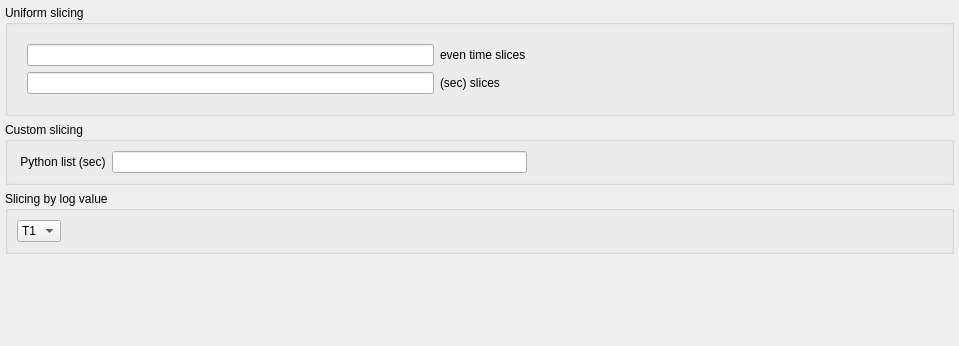
mantidproject/mantid, file MantidQt/CustomInterfaces/inc/MantidQtCustomInterfaces/Reflectometry/ReflEventWidget.ui: the form before one commit.
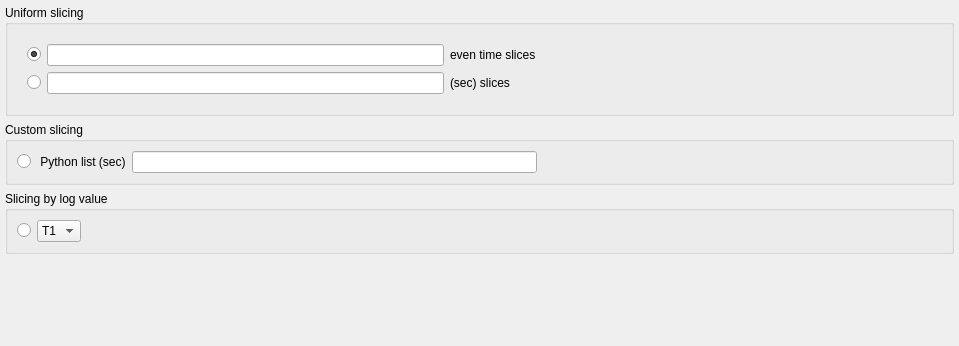
The form after the commit.

Commit message: Re #18500 Added radio buttons to options + toggling mechanism

Diff of the .ui file:
```diff
--- a/MantidQt/CustomInterfaces/inc/MantidQtCustomInterfaces/Reflectometry/ReflEventWidget.ui
+++ b/MantidQt/CustomInterfaces/inc/MantidQtCustomInterfaces/Reflectometry/ReflEventWidget.ui
@@ -29,23 +29,30 @@
                   <number>10</number>
                 </property>
                 <item row="0" column="0">
-                  <widget class="QLineEdit" name="uniformEvenTimeSlicesEdit">
-                    <property name="sizeHint" stdset="0">
-                      <size>
-                        <width>10</width>
-                        <height>10</height>
-                      </size>
+                  <widget class="QRadioButton" name="uniformEvenTimeSlicesRadioButton">
+                    <property name="checked">
+                      <bool>true</bool>
                     </property>
                   </widget>
                 </item>
                 <item row="0" column="1">
+                  <widget class="QLineEdit" name="uniformEvenTimeSlicesEdit">
+                    <property name="sizeHint" stdset="0">
+                      <size>
+                        <width>10</width>
+                        <height>10</height>
+                      </size>
+                    </property>
+                  </widget>
+                </item>
+                <item row="0" column="2">
                   <widget class="QLabel" name="uniformEvenTimeSlicesLabel">
                     <property name="text">
                       <string>even time slices</string>
                     </property>
                   </widget>
                 </item>
-                <item row="0" column="2">
+                <item row="0" column="3">
                   <spacer name="uniformEvenTimeSlicesSpacer">
                     <property name="orientation">
                       <enum>Qt::Horizontal</enum>
@@ -59,23 +66,30 @@
                   </spacer>
                 </item>
                 <item row="1" column="0">
-                  <widget class="QLineEdit" name="uniformTimeSlicesEdit">
-                    <property name="sizeHint" stdset="0">
-                      <size>
-                        <width>10</width>
-                        <height>10</height>
-                      </size>
-                    </property>
+                  <widget class="QRadioButton" name="uniformTimeSlicesRadioButton">
+                    <attribute name="buttonGroup">
+                      <string notr="true">slicingOptionsButtonGroup</string>
+                    </attribute>
                   </widget>
                 </item>
                 <item row="1" column="1">
+                  <widget class="QLineEdit" name="uniformTimeSlicesEdit">
+                    <property name="sizeHint" stdset="0">
+                      <size>
+                        <width>10</width>
+                        <height>10</height>
+                      </size>
+                    </property>
+                  </widget>
+                </item>
+                <item row="1" column="2">
                   <widget class="QLabel" name="uniformTimeSlicesLabel">
                     <property name="text">
                       <string>(sec) slices</string>
                     </property>
                   </widget>
                 </item>
-                <item row="1" column="2">
+                <item row="1" column="3">
                   <spacer name="uniformTimeSlicesSpacer">
                     <property name="orientation">
                       <enum>Qt::Horizontal</enum>
@@ -99,6 +113,13 @@
             <string>Custom slicing</string>
           </property>
           <layout class="QHBoxLayout" name="customLayout">
+            <item>
+              <widget class="QRadioButton" name="customTimeSlicesRadioButton">
+                <attribute name="buttonGroup">
+                  <string notr="true">slicingOptionsButtonGroup</string>
+                </attribute>
+              </widget>
+            </item>
             <item>
               <widget class="QLabel" name="customTimeSlicesLabel">
                 <property name="text">
@@ -138,6 +159,13 @@
             <string>Slicing by log value</string>
           </property>
           <layout class="QHBoxLayout" name="logValueLayout">
+            <item>
+              <widget class="QRadioButton" name="logValueSlicesRadioButton">
+                <attribute name="buttonGroup">
+                  <string notr="true">slicingOptionsButtonGroup</string>
+                </attribute>
+              </widget>
+            </item>
             <item>
               <widget class="QComboBox" name="logValueComboBox">
                 <item>
```
Left out of the diff: 6 changed lines with no effect on the pictures. The commit also changes 2 other files.
